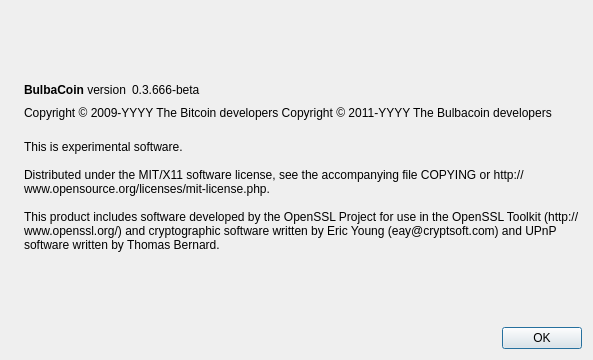
This is src/qt/forms/aboutdialog.ui in goldenloaf/goldenloaf-master as Qt 5 draws it before an edit. The edited form follows.
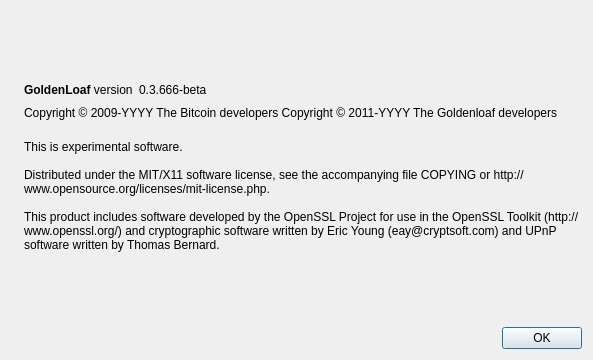
This is the edited form. Icons and pictures are not drawn.

Diff of the .ui file:
```diff
--- a/src/qt/forms/aboutdialog.ui
+++ b/src/qt/forms/aboutdialog.ui
@@ -50,7 +50,7 @@
           <cursorShape>IBeamCursor</cursorShape>
          </property>
          <property name="text">
-          <string>&lt;b&gt;BulbaCoin&lt;/b&gt; version</string>
+          <string>&lt;b&gt;GoldenLoaf&lt;/b&gt; version</string>
          </property>
          <property name="textInteractionFlags">
           <set>Qt::LinksAccessibleByMouse|Qt::TextSelectableByKeyboard|Qt::TextSelectableByMouse</set>
@@ -92,7 +92,7 @@
        </property>
        <property name="text">
         <string notr="true">Copyright &amp;copy; 2009-YYYY The Bitcoin developers
-Copyright &amp;copy; 2011-YYYY The Bulbacoin developers</string>
+Copyright &amp;copy; 2011-YYYY The Goldenloaf developers</string>
        </property>
        <property name="textFormat">
         <enum>Qt::RichText</enum>
```
Left out of the diff: 2 changed lines with no effect on the pictures.
